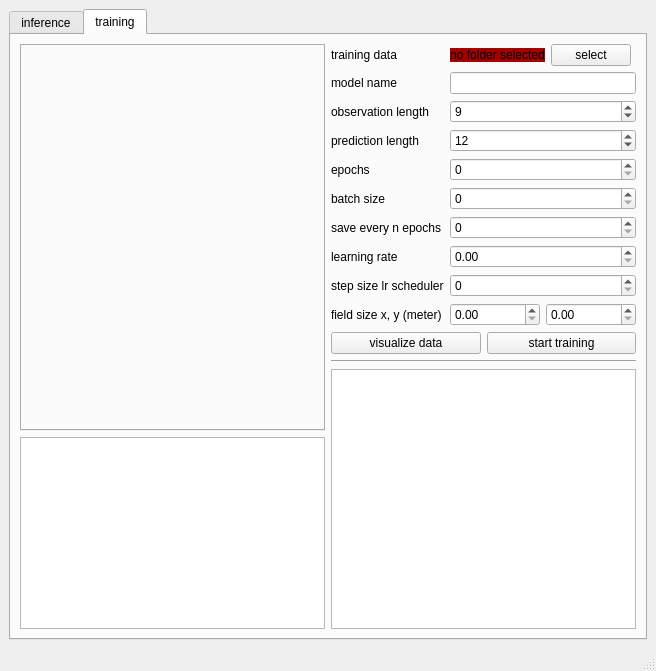
birkschmithuesen/SystemFailed_trajnetplusplusbaselines, file inference_server.ui: the form before one commit.
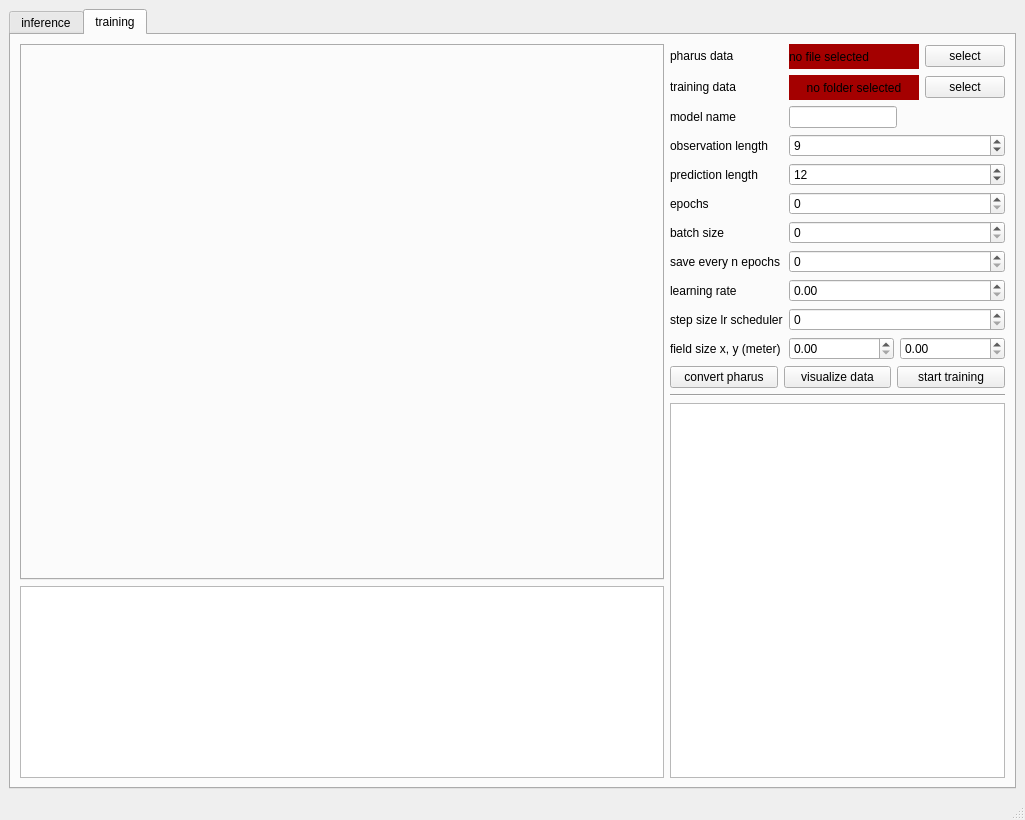
The form after the commit. The open tabs and pages were chosen to show the change.

Commit message: Improve data conversion

What changed in the file:
```diff
--- a/inference_server.ui
+++ b/inference_server.ui
@@ -6,8 +6,8 @@
    <rect>
     <x>0</x>
     <y>0</y>
-    <width>656</width>
-    <height>671</height>
+    <width>1025</width>
+    <height>820</height>
    </rect>
   </property>
   <property name="windowTitle">
@@ -325,7 +325,7 @@
              <number>6</number>
             </property>
             <property name="sizeConstraint">
-             <enum>QLayout::SetMaximumSize</enum>
+             <enum>QLayout::SetFixedSize</enum>
             </property>
             <item>
              <layout class="QFormLayout" name="formLayout_2">
@@ -335,94 +335,194 @@
               <property name="formAlignment">
                <set>Qt::AlignLeading|Qt::AlignLeft|Qt::AlignVCenter</set>
               </property>
-              <item row="1" column="0">
+              <item row="2" column="0">
                <widget class="QLabel" name="label_9">
+                <property name="sizePolicy">
+                 <sizepolicy hsizetype="Fixed" vsizetype="Preferred">
+                  <horstretch>0</horstretch>
+                  <verstretch>0</verstretch>
+                 </sizepolicy>
+                </property>
                 <property name="text">
                  <string>model name</string>
                 </property>
                </widget>
               </item>
-              <item row="1" column="1">
-               <widget class="QLineEdit" name="lineEdit"/>
+              <item row="2" column="1">
+               <widget class="QLineEdit" name="lineEdit">
+                <property name="sizePolicy">
+                 <sizepolicy hsizetype="Fixed" vsizetype="Fixed">
+                  <horstretch>0</horstretch>
+                  <verstretch>0</verstretch>
+                 </sizepolicy>
+                </property>
+               </widget>
               </item>
-              <item row="2" column="0">
+              <item row="3" column="0">
                <widget class="QLabel" name="label_12">
+                <property name="sizePolicy">
+                 <sizepolicy hsizetype="Fixed" vsizetype="Preferred">
+                  <horstretch>0</horstretch>
+                  <verstretch>0</verstretch>
+                 </sizepolicy>
+                </property>
                 <property name="text">
                  <string>observation length</string>
                 </property>
                </widget>
               </item>
-              <item row="2" column="1">
+              <item row="3" column="1">
                <widget class="QSpinBox" name="spinBox_3">
                 <property name="sizePolicy">
-                 <sizepolicy hsizetype="Minimum" vsizetype="Fixed">
+                 <sizepolicy hsizetype="Fixed" vsizetype="Fixed">
                   <horstretch>0</horstretch>
                   <verstretch>0</verstretch>
                  </sizepolicy>
                 </property>
+                <property name="maximumSize">
+                 <size>
+                  <width>400</width>
+                  <height>16777215</height>
+                 </size>
+                </property>
                 <property name="value">
                  <number>9</number>
                 </property>
                </widget>
               </item>
-              <item row="3" column="0">
+              <item row="4" column="0">
                <widget class="QLabel" name="label_13">
+                <property name="sizePolicy">
+                 <sizepolicy hsizetype="Fixed" vsizetype="Preferred">
+                  <horstretch>0</horstretch>
+                  <verstretch>0</verstretch>
+                 </sizepolicy>
+                </property>
                 <property name="text">
                  <string>prediction length</string>
                 </property>
                </widget>
               </item>
-              <item row="3" column="1">
+              <item row="4" column="1">
                <widget class="QSpinBox" name="spinBox_4">
                 <property name="sizePolicy">
-                 <sizepolicy hsizetype="Minimum" vsizetype="Fixed">
+                 <sizepolicy hsizetype="Fixed" vsizetype="Fixed">
                   <horstretch>0</horstretch>
                   <verstretch>0</verstretch>
                  </sizepolicy>
                 </property>
+                <property name="maximumSize">
+                 <size>
+                  <width>400</width>
+                  <height>16777215</height>
+                 </size>
+                </property>
                 <property name="value">
                  <number>12</number>
                 </property>
                </widget>
               </item>
-              <item row="4" column="0">
+              <item row="5" column="0">
                <widget class="QLabel" name="label_5">
+                <property name="sizePolicy">
+                 <sizepolicy hsizetype="Fixed" vsizetype="Preferred">
+                  <horstretch>0</horstretch>
+                  <verstretch>0</verstretch>
+                 </sizepolicy>
+                </property>
                 <property name="text">
                  <string>epochs</string>
                 </property>
                </widget>
               </item>
-              <item row="4" column="1">
-               <widget class="QSpinBox" name="spinBox_5"/>
-              </item>
-              <item row="5" column="0">
-               <widget class="QLabel" name="label_11">
-                <property name="text">
-                 <string>batch size</string>
-                </property>
-               </widget>
-              </item>
               <item row="5" column="1">
-               <widget class="QSpinBox" name="spinBox_6"/>
+               <widget class="QSpinBox" name="spinBox_5">
+                <property name="sizePolicy">
+                 <sizepolicy hsizetype="Fixed" vsizetype="Fixed">
+                  <horstretch>0</horstretch>
+                  <verstretch>0</verstretch>
+                 </sizepolicy>
+                </property>
+                <property name="maximumSize">
+                 <size>
+                  <width>400</width>
+                  <height>16777215</height>
+                 </size>
+                </property>
+               </widget>
               </item>
               <item row="6" column="0">
+               <widget class="QLabel" name="label_11">
+                <property name="sizePolicy">
+                 <sizepolicy hsizetype="Fixed" vsizetype="Preferred">
+                  <horstretch>0</horstretch>
+                  <verstretch>0</verstretch>
+                 </sizepolicy>
+                </property>
+                <property name="text">
+                 <string>batch size</string>
+                </property>
+               </widget>
+              </item>
+              <item row="6" column="1">
+               <widget class="QSpinBox" name="spinBox_6">
+                <property name="sizePolicy">
+                 <sizepolicy hsizetype="Fixed" vsizetype="Fixed">
+                  <horstretch>0</horstretch>
+                  <verstretch>0</verstretch>
+                 </sizepolicy>
+                </property>
+                <property name="maximumSize">
+                 <size>
+                  <width>400</width>
+                  <height>16777215</height>
+                 </size>
+                </property>
+               </widget>
+              </item>
+              <item row="7" column="0">
                <widget class="QLabel" name="label_15">
+                <property name="sizePolicy">
+                 <sizepolicy hsizetype="Fixed" vsizetype="Preferred">
+                  <horstretch>0</horstretch>
+                  <verstretch>0</verstretch>
+                 </sizepolicy>
+                </property>
                 <property name="text">
                  <string>save every n epochs</string>
                 </property>
                </widget>
               </item>
-              <item row="6" column="1">
-               <widget class="QSpinBox" name="spinBox_7"/>
+              <item row="7" column="1">
+               <widget class="QSpinBox" name="spinBox_7">
+                <property name="sizePolicy">
+                 <sizepolicy hsizetype="Fixed" vsizetype="Fixed">
+                  <horstretch>0</horstretch>
+                  <verstretch>0</verstretch>
+                 </sizepolicy>
+                </property>
+                <property name="maximumSize">
+                 <size>
+                  <width>400</width>
+                  <height>16777215</height>
+                 </size>
+                </property>
+               </widget>
               </item>
-              <item row="9" column="0">
+              <item row="10" column="0">
                <widget class="QLabel" name="label_14">
+                <property name="sizePolicy">
+                 <sizepolicy hsizetype="Fixed" vsizetype="Preferred">
+                  <horstretch>0</horstretch>
+                  <verstretch>0</verstretch>
+                 </sizepolicy>
+                </property>
                 <property name="text">
                  <string>field size x, y (meter)</string>
                 </property>
                </widget>
               </item>
-              <item row="9" column="1">
+              <item row="10" column="1">
                <layout class="QHBoxLayout" name="horizontalLayout_7">
                 <property name="sizeConstraint">
                  <enum>QLayout::SetFixedSize</enum>
@@ -430,47 +530,103 @@
                 <item>
                  <widget class="QDoubleSpinBox" name="doubleSpinBox_3">
                   <property name="sizePolicy">
-                   <sizepolicy hsizetype="Minimum" vsizetype="Fixed">
+                   <sizepolicy hsizetype="Fixed" vsizetype="Fixed">
                     <horstretch>0</horstretch>
                     <verstretch>0</verstretch>
                    </sizepolicy>
                   </property>
+                  <property name="maximumSize">
+                   <size>
+                    <width>190</width>
+                    <height>16777215</height>
+                   </size>
+                  </property>
                  </widget>
                 </item>
                 <item>
                  <widget class="QDoubleSpinBox" name="doubleSpinBox_4">
                   <property name="sizePolicy">
-                   <sizepolicy hsizetype="Minimum" vsizetype="Fixed">
+                   <sizepolicy hsizetype="Fixed" vsizetype="Fixed">
                     <horstretch>0</horstretch>
                     <verstretch>0</verstretch>
                    </sizepolicy>
                   </property>
+                  <property name="maximumSize">
+                   <size>
+                    <width>190</width>
+                    <height>16777215</height>
+                   </size>
+                  </property>
                  </widget>
                 </item>
                </layout>
               </item>
-              <item row="7" column="0">
+              <item row="8" column="0">
                <widget class="QLabel" name="label_16">
+                <property name="sizePolicy">
+                 <sizepolicy hsizetype="Fixed" vsizetype="Preferred">
+                  <horstretch>0</horstretch>
+                  <verstretch>0</verstretch>
+                 </sizepolicy>
+                </property>
                 <property name="text">
                  <string>learning rate</string>
                 </property>
                </widget>
               </item>
-              <item row="7" column="1">
-               <widget class="QDoubleSpinBox" name="doubleSpinBox_5"/>
+              <item row="8" column="1">
+               <widget class="QDoubleSpinBox" name="doubleSpinBox_5">
+                <property name="sizePolicy">
+                 <sizepolicy hsizetype="Fixed" vsizetype="Fixed">
+                  <horstretch>0</horstretch>
+                  <verstretch>0</verstretch>
+                 </sizepolicy>
+                </property>
+                <property name="maximumSize">
+                 <size>
+                  <width>400</width>
+                  <height>16777215</height>
+                 </size>
+                </property>
+               </widget>
               </item>
-              <item row="8" column="0">
+              <item row="9" column="0">
                <widget class="QLabel" name="label_17">
+                <property name="sizePolicy">
+                 <sizepolicy hsizetype="Fixed" vsizetype="Preferred">
+                  <horstretch>0</horstretch>
+                  <verstretch>0</verstretch>
+                 </sizepolicy>
+                </property>
                 <property name="text">
                  <string>step size lr scheduler</string>
                 </property>
                </widget>
               </item>
-              <item row="8" column="1">
-               <widget class="QSpinBox" name="spinBox_8"/>
+              <item row="9" column="1">
+               <widget class="QSpinBox" name="spinBox_8">
+                <property name="sizePolicy">
+                 <sizepolicy hsizetype="Fixed" vsizetype="Fixed">
+                  <horstretch>0</horstretch>
+                  <verstretch>0</verstretch>
+                 </sizepolicy>
+                </property>
+                <property name="maximumSize">
+                 <size>
+                  <width>400</width>
+                  <height>16777215</height>
+                 </size>
+                </property>
+               </widget>
               </item>
-              <item row="0" column="0">
+              <item row="1" column="0">
                <widget class="QLabel" name="label_10">
+                <property name="sizePolicy">
+                 <sizepolicy hsizetype="Fixed" vsizetype="Preferred">
+                  <horstretch>0</horstretch>
+                  <verstretch>0</verstretch>
+                 </sizepolicy>
+                </property>
                 <property name="text">
                  <string>training data</string>
                 </property>
@@ -479,7 +635,7 @@
                 </property>
                </widget>
               </item>
-              <item row="0" column="1">
+              <item row="1" column="1">
                <layout class="QHBoxLayout" name="horizontalLayout_6">
                 <item>
                  <widget class="QLabel" name="training_data_select_label">
@@ -489,6 +645,12 @@
                     <verstretch>0</verstretch>
                    </sizepolicy>
                   </property>
+                  <property name="minimumSize">
+                   <size>
+                    <width>130</width>
+                    <height>25</height>
+                   </size>
+                  </property>
                   <property name="styleSheet">
                    <string notr="true">background-color: rgb(164, 0, 0);</string>
                   </property>
@@ -515,6 +677,52 @@
                 </item>
                </layout>
               </item>
+              <item row="0" column="0">
+               <widget class="QLabel" name="label_18">
+                <property name="text">
+                 <string>pharus data</string>
+                </property>
+               </widget>
+              </item>
+              <item row="0" column="1">
+               <layout class="QHBoxLayout" name="horizontalLayout_9">
+                <item>
+                 <widget class="QLabel" name="pharus_data_select_label">
+                  <property name="sizePolicy">
+                   <sizepolicy hsizetype="Fixed" vsizetype="Fixed">
+                    <horstretch>0</horstretch>
+                    <verstretch>0</verstretch>
+                   </sizepolicy>
+                  </property>
+                  <property name="minimumSize">
+                   <size>
+                    <width>130</width>
+                    <height>25</height>
+                   </size>
+                  </property>
+                  <property name="styleSheet">
+                   <string notr="true">background-color: rgb(164, 0, 0);</string>
+                  </property>
+                  <property name="text">
+                   <string>no file selected</string>
+                  </property>
+                 </widget>
+                </item>
+                <item>
+                 <widget class="QPushButton" name="pharus_data_select_button">
+                  <property name="sizePolicy">
+                   <sizepolicy hsizetype="Fixed" vsizetype="Fixed">
+                    <horstretch>0</horstretch>
+                    <verstretch>0</verstretch>
+                   </sizepolicy>
+                  </property>
+                  <property name="text">
+                   <string>select</string>
+                  </property>
+                 </widget>
+                </item>
+               </layout>
+              </item>
              </layout>
             </item>
             <item>
@@ -522,8 +730,27 @@
               <property name="sizeConstraint">
                <enum>QLayout::SetNoConstraint</enum>
               </property>
+              <item>
+               <widget class="QPushButton" name="training_convert_pharus_button">
+                <property name="text">
+                 <string>convert pharus</string>
+                </property>
+               </widget>
+              </item>
               <item>
                <widget class="QPushButton" name="training_visualize_data_button">
+                <property name="sizePolicy">
+                 <sizepolicy hsizetype="Fixed" vsizetype="Fixed">
+                  <horstretch>0</horstretch>
+                  <verstretch>0</verstretch>
+                 </sizepolicy>
+                </property>
+                <property name="maximumSize">
+                 <size>
+                  <width>180</width>
+                  <height>16777215</height>
+                 </size>
+                </property>
                 <property name="text">
                  <string>visualize data</string>
                 </property>
@@ -531,6 +758,18 @@
               </item>
               <item>
                <widget class="QPushButton" name="training_start_button">
+                <property name="sizePolicy">
+                 <sizepolicy hsizetype="Fixed" vsizetype="Fixed">
+                  <horstretch>0</horstretch>
+                  <verstretch>0</verstretch>
+                 </sizepolicy>
+                </property>
+                <property name="maximumSize">
+                 <size>
+                  <width>180</width>
+                  <height>16777215</height>
+                 </size>
+                </property>
                 <property name="text">
                  <string>start training</string>
                 </property>
@@ -546,7 +785,14 @@
              </widget>
             </item>
             <item>
-             <widget class="QTextBrowser" name="textBrowser_2"/>
+             <widget class="QTextBrowser" name="textBrowser_2">
+              <property name="sizePolicy">
+               <sizepolicy hsizetype="Minimum" vsizetype="Expanding">
+                <horstretch>0</horstretch>
+                <verstretch>0</verstretch>
+               </sizepolicy>
+              </property>
+             </widget>
             </item>
            </layout>
           </item>
```
Left out of the diff: 4 changed lines with no effect on the pictures. The commit also changes 2 other files.
